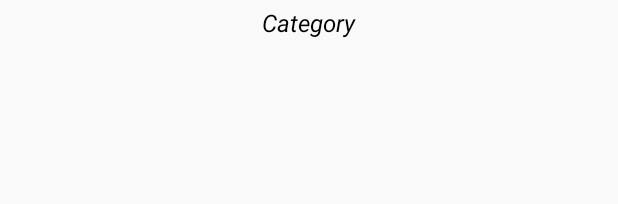
After one commit to AnthonyAngatia/Freelancer-App, an Android app: the layout activity_specific_category.xml on its own in the app's theme, with its tools: preview values and no code run, on a phone screen of 412 x 824 dp. The commit adds this screen. Shown: the top 204 px of the screen. Run offline under Robolectric (Android 15) with nearby library versions, the phone set to English and light mode, and no system bars.

Commit message:
new activity

```diff
--- a/app/src/main/AndroidManifest.xml
+++ b/app/src/main/AndroidManifest.xml
@@ -9,6 +9,7 @@
         android:roundIcon="@mipmap/ic_launcher_round"
         android:supportsRtl="true"
         android:theme="@style/AppTheme">
+        <activity android:name=".SpecificCategory"></activity>
         <activity
             android:name=".MainActivity"
             android:label="@string/app_name"
--- /dev/null
+++ b/app/src/main/res/layout/activity_specific_category.xml
@@ -0,0 +1,30 @@
+<?xml version="1.0" encoding="utf-8"?>
+<RelativeLayout xmlns:android="http://schemas.android.com/apk/res/android"
+    xmlns:app="http://schemas.android.com/apk/res-auto"
+    xmlns:tools="http://schemas.android.com/tools"
+    android:layout_width="match_parent"
+    android:layout_height="match_parent"
+    tools:context=".SpecificCategory">
+
+
+
+    <TextView
+        android:id="@+id/category"
+        android:layout_width="wrap_content"
+        android:layout_height="wrap_content"
+        android:text="@string/category"
+        android:layout_marginTop="4dp"
+        android:layout_centerHorizontal="true"
+
+        android:textColor="@android:color/black"
+        android:textStyle="italic"
+        android:textSize="16sp" />
+    <androidx.recyclerview.widget.RecyclerView
+        android:id="@+id/recycler_dessert2"
+        android:layout_width="match_parent"
+        android:layout_height="match_parent"
+        android:layout_below="@id/category"/>
+
+
+
+</RelativeLayout>
--- a/app/src/main/res/values/colors.xml
+++ b/app/src/main/res/values/colors.xml
@@ -1,6 +1,7 @@
 <?xml version="1.0" encoding="utf-8"?>
 <resources>
-    <color name="colorPrimary">#6200EE</color>
-    <color name="colorPrimaryDark">#3700B3</color>
-    <color name="colorAccent">#03DAC5</color>
+    <color name="colorPrimary">#26c6da</color>
+    <color name="colorPrimaryDark">#0095a8</color>
+    <color name="colorAccent">#6ff9ff</color>
+
 </resources>
--- a/app/src/main/res/values/strings.xml
+++ b/app/src/main/res/values/strings.xml
@@ -12,4 +12,6 @@
     <string name="menu_slideshow">Slideshow</string>
 
     <string name="home_second">Home Second</string>
+    <string name="category">Category</string>
+    <string name="category_title">Category Title</string>
 </resources>
```
Also changed, not shown: app/src/main/java/com/example/freelancer/SpecificCategory.java (added, +14 -0 lines), app/src/main/res/layout/specific_category.xml (added, +45 -0 lines), app/src/main/res/drawable/guitar.jpg (added), app/src/main/res/drawable/singer-sing-voice-128.png (added).
